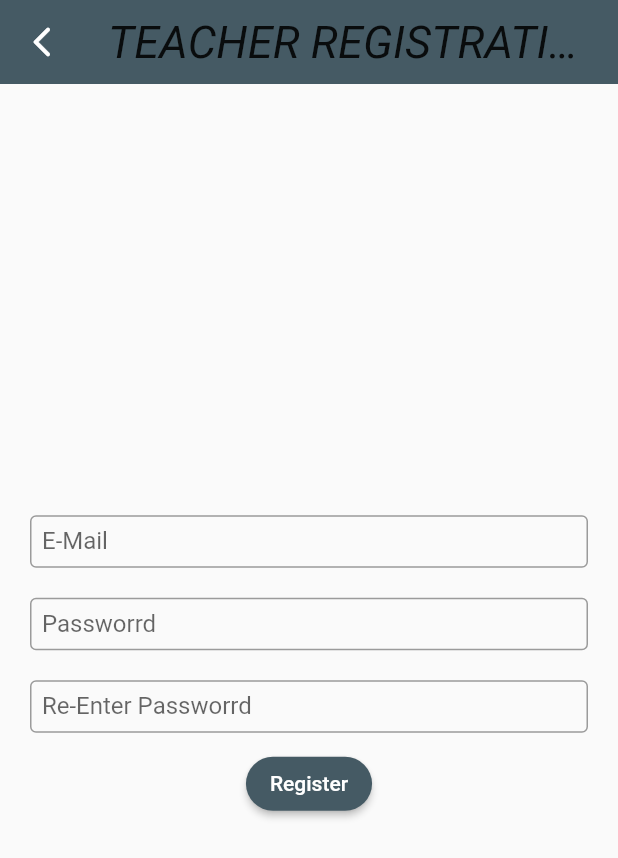
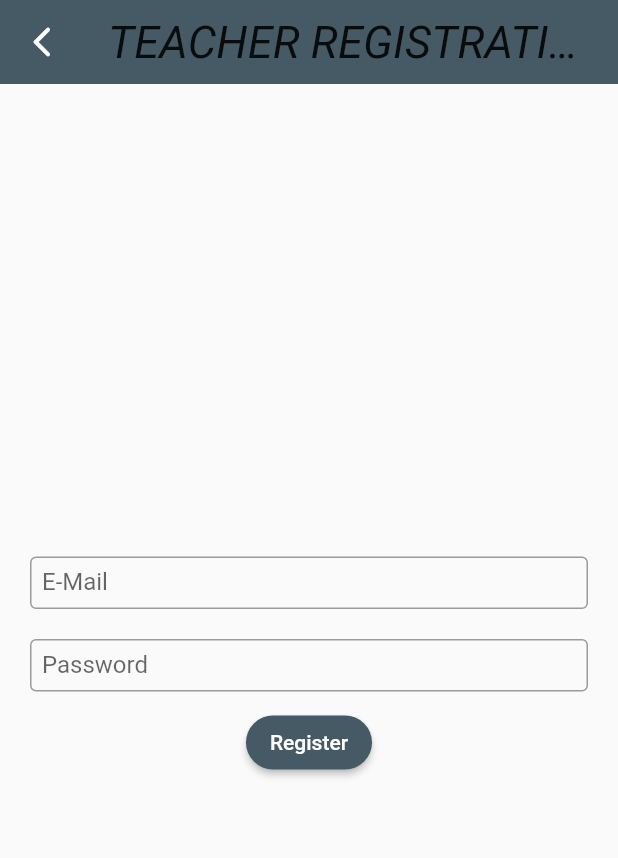
Before and after one commit to justinvgeorge2024/ATMOS_Mini_Project, a Flutter app: the TeachersRegs screen opened directly, on a phone screen of 412 x 824 dp. Shown: the top 858 px of the screen. Run offline on Flutter 3.47's test engine with Material 2 defaults, Android fonts, the light colour scheme and no system bars; our stand-ins replace either_dart, firebase_auth, firebase_core, get; missing offline and left inert: dart:ffi, qr_code_scanner; accounts and stored records are empty; network calls fail.

Commit message:
new commit

```diff
--- a/New_attempt/miniproject/lib/pages/teacher_login.dart
+++ b/New_attempt/miniproject/lib/pages/teacher_login.dart
@@ -1,6 +1,7 @@
 import 'package:flutter/material.dart';
 import 'package:get/get.dart';
 import 'package:miniproject/pages/select_operator.dart';
+import 'package:miniproject/pages/teachers_home.dart';
 import 'package:miniproject/pages/teachers_regs.dart';
 import 'package:firebase_auth/firebase_auth.dart';
 import 'package:miniproject/pages/students_home.dart';
@@ -122,7 +123,7 @@ class _TeacherLoginState extends State<TeacherLogin> {
                               stream: FirebaseAuth.instance.authStateChanges(),
                               builder: (context, snapshot) {
                                 if (snapshot.hasData) {
-                                  return const StudentsHome();
+                                  return const TeachersHome();
                                 } else {
                                   return const TeacherLogin();
                                 }
--- a/New_attempt/miniproject/lib/pages/teachers_regs.dart
+++ b/New_attempt/miniproject/lib/pages/teachers_regs.dart
@@ -1,5 +1,6 @@
 import 'package:flutter/material.dart';
 import 'package:miniproject/pages/teacher_login.dart';
+import 'package:miniproject/pages/teachers_home.dart';
 
 class TeachersRegs extends StatefulWidget {
   const TeachersRegs({super.key});
@@ -54,18 +55,7 @@ class _TeachersRegsState extends State<TeachersRegs> {
                     child: TextField(
                       decoration: InputDecoration(
                         border: OutlineInputBorder(),
-                        labelText: 'Passworrd',
-                        isDense: true, // Added this
-                        contentPadding: EdgeInsets.all(8), // Added this
-                      ),
-                    ),
-                  ),
-                  const Padding(
-                    padding: EdgeInsets.all(10.0),
-                    child: TextField(
-                      decoration: InputDecoration(
-                        border: OutlineInputBorder(),
-                        labelText: 'Re-Enter Passworrd',
+                        labelText: 'Password',
                         isDense: true, // Added this
                         contentPadding: EdgeInsets.all(8), // Added this
                       ),
@@ -77,7 +67,7 @@ class _TeachersRegsState extends State<TeachersRegs> {
                         onPressed: () {
                           Navigator.of(context).pushReplacement(
                               MaterialPageRoute(
-                                  builder: (context) => const TeacherLogin()));
+                                  builder: (context) => const TeachersHome()));
                         },
                         style: ElevatedButton.styleFrom(
                           backgroundColor: Colors.blueGrey[700],
```
Also changed, not shown: New_attempt/miniproject/lib/pages/student_login.dart (+4 -4 lines).
